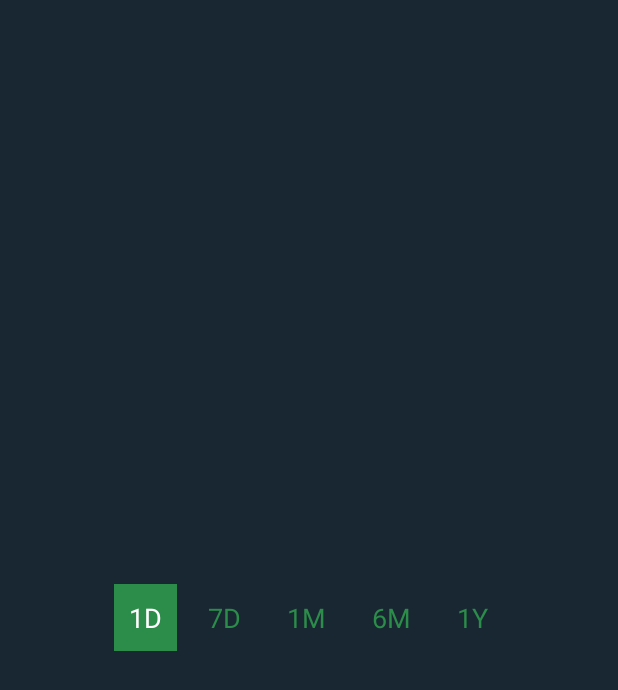
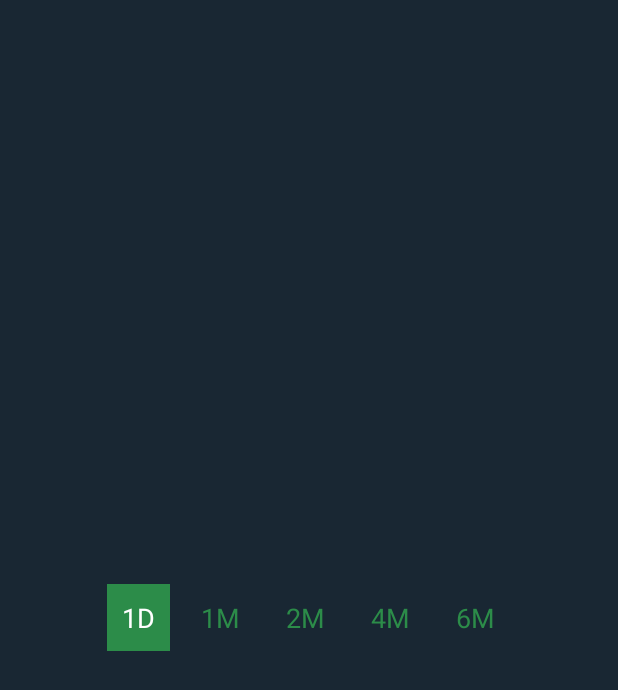
Before and after one commit to paulnunezm/StockHawk, an Android app: the layout date_selector.xml on its own in the app's theme, with its tools: preview values and no code run, on a phone screen of 412 x 824 dp. Shown: the top 690 px of the screen. Run offline under Robolectric (Android 15) with nearby library versions, the phone set to English and light mode, and no system bars.

Commit message:
added: chart range changes

```diff
--- a/app/src/main/res/layout/date_selector.xml
+++ b/app/src/main/res/layout/date_selector.xml
@@ -10,23 +10,30 @@
         android:id="@+id/one_day"
         android:layout_width="wrap_content"
         android:layout_height="wrap_content"
-        android:text="1D"
+        android:text="@string/one_day_selector"
         style="@style/date_selector"
         android:background="@color/light_green"
         android:textColor="@color/white"/>
 
     <TextView
-        android:id="@+id/seven_days"
+        android:id="@+id/one_moth"
         android:layout_width="wrap_content"
         android:layout_height="wrap_content"
-        android:text="7D"
+        android:text="@string/one_month_selector"
         style="@style/date_selector"/>
 
     <TextView
-        android:id="@+id/one_moth"
+        android:id="@+id/two_months"
         android:layout_width="wrap_content"
         android:layout_height="wrap_content"
-        android:text="1M"
+        android:text="@string/two_months_selector"
+        style="@style/date_selector"/>
+
+    <TextView
+        android:id="@+id/four_months"
+        android:layout_width="wrap_content"
+        android:layout_height="wrap_content"
+        android:text="@string/four_months_selector"
         style="@style/date_selector"/>
 
     <TextView
@@ -36,12 +43,7 @@
         android:text="6M"
         style="@style/date_selector"/>
 
-    <TextView
-        android:id="@+id/one_year"
-        android:layout_width="wrap_content"
-        android:layout_height="wrap_content"
-        android:text="1Y"
-        style="@style/date_selector"/>
+
 
 
 
--- a/app/src/main/res/values/strings.xml
+++ b/app/src/main/res/values/strings.xml
@@ -24,4 +24,8 @@
     <string name="add_widget">Add widget</string>
     <string name="empty_view_text">No stock information available.</string>
     <string name="widget_title">My stocks</string>
+    <string name="one_day_selector">1D</string>
+    <string name="two_months_selector">2M</string>
+    <string name="one_month_selector">1M</string>
+    <string name="four_months_selector">4M</string>
 </resources>
```
Also changed, not shown: app/src/main/java/com/sam_chordas/android/stockhawk/ui/HistoricalActivity.java (+126 -71 lines), app/src/main/res/layout/activity_line_graph.xml (+6 -5 lines).
